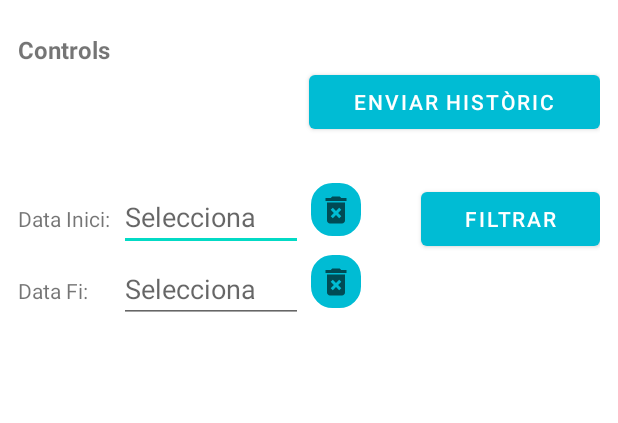
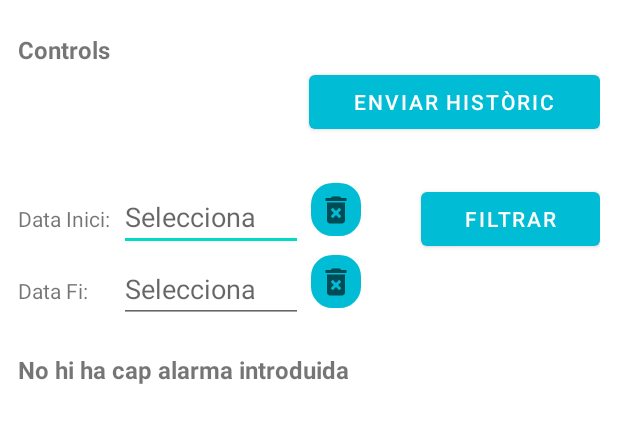
Before and after one commit to ismagene/Control_Diabetic, an Android app: the layout activity_historic_controls.xml on its own in the app's theme, with its tools: preview values and no code run, on a phone screen of 412 x 824 dp. Shown: the top 423 px of the screen. Run offline under Robolectric (Android 15) with nearby library versions, the phone set to English and light mode, and no system bars.

Commit message:
Petites correccions.

```diff
--- a/app/src/main/java/com/ismasoft/controldiabetic/ui/activities/Registre2Activity.kt
+++ b/app/src/main/java/com/ismasoft/controldiabetic/ui/activities/Registre2Activity.kt
@@ -332,8 +332,8 @@ class Registre2Activity : AppCompatActivity(), RegistreRepositoryInterface {
         // ENVIAMENT DE MAIL
         val mEmail: String = usuari.correuElectronic.toString()
         val mSubject: String = "Confirmació de registre a l'aplicació Control diabètic"
-        val mMessage: String = "Benvolgut "+usuari.nom.toString()+" "+usuari.primerCognom.toString()+" "+usuari.segonCognom.toString()+" s'ha registrat correctament a l'aplicació. " +
-                               "\nJa pot fer loggin. " +
+        val mMessage: String = "Benvolgut "+usuari.nom.toString()+" "+usuari.primerCognom.toString()+" "+usuari.segonCognom.toString()+", s'ha registrat correctament a l'aplicació. " +
+                               "\nJa pot fer login. " +
                                "\n\n Moltes gràcies.\n L'equip de l'aplicació: Control diabètic."
 
         val javaMailAPI = JavaMailAPI(this, mEmail, mSubject, mMessage)
--- a/app/src/main/java/com/ismasoft/controldiabetic/ui/adapters/AlarmesListAdapter.kt
+++ b/app/src/main/java/com/ismasoft/controldiabetic/ui/adapters/AlarmesListAdapter.kt
@@ -14,11 +14,12 @@ import androidx.recyclerview.widget.RecyclerView
 import com.ismasoft.controldiabetic.R
 import com.ismasoft.controldiabetic.data.model.AlarmaAmbId
 import com.ismasoft.controldiabetic.ui.activities.ModificarAlarmaActivity
+import com.ismasoft.controldiabetic.ui.fragments.AlarmesFragment
 import com.ismasoft.controldiabetic.utilities.deleteAlarm
 import com.ismasoft.controldiabetic.viewModel.AlarmesViewModel
 import org.jetbrains.anko.alert
 
-class AlarmesListAdapter (var context: Context, val mData: ArrayList<AlarmaAmbId>) :
+class AlarmesListAdapter(var context: Context, val mData: ArrayList<AlarmaAmbId>) :
     RecyclerView.Adapter<RecyclerView.ViewHolder>() , AlarmesListAdapterInterface {
 
     private var mInflater: LayoutInflater = LayoutInflater.from(context)
--- a/app/src/main/res/layout/activity_historic_controls.xml
+++ b/app/src/main/res/layout/activity_historic_controls.xml
@@ -157,6 +157,15 @@
                     app:visible="@{viewModel.ambControls.booleanValue()}"
                     />
 
+                <TextView
+                    android:id="@+id/titolTextCapAlarma"
+                    android:layout_width="wrap_content"
+                    android:layout_height="wrap_content"
+                    android:text="@string/titolSenseAlarmes"
+                    android:layout_marginBottom="20dp"
+                    android:textSize="16dp"
+                    android:textStyle="bold"
+                    app:visible="@{!viewModel.ambControls.booleanValue()}"/>
 
             </LinearLayout>
 
--- a/app/src/main/res/layout/activity_modificar_visita.xml
+++ b/app/src/main/res/layout/activity_modificar_visita.xml
@@ -100,7 +100,6 @@
                         android:layout_marginStart="5dp"
                         android:layout_weight="6"
                         android:ems="10"
-                        android:gravity="start|top"
                         android:hint="@string/motiuPerDefecte"
                         android:inputType="textMultiLine" />
 
--- a/app/src/main/res/values/strings.xml
+++ b/app/src/main/res/values/strings.xml
@@ -158,7 +158,7 @@
     <string name="titolAfegirVisita">Introduir nova Visita</string>
     <string name="motiuVisita">Motiu: </string>
     <string name="motiuPerDefecte">El motiu per defecte es: \"Control\" </string>
-    <string name="titolSenseVisites">No hi ha cap visita introduida</string>
+    <string name="titolSenseVisites">No hi ha cap visita realitzada</string>
     <string name="titolModificarVisita">Modificar Visita</string>
 
     <!-- TODO: Remove or change this placeholder text -->
```
Also changed, not shown: app/src/main/java/com/ismasoft/controldiabetic/ui/activities/HistoricControlsActivity.kt (+17 -6 lines), app/src/main/java/com/ismasoft/controldiabetic/ui/fragments/AlarmesFragment.kt (+10 -0 lines), app/src/main/java/com/ismasoft/controldiabetic/viewModel/ControlsViewModel.kt (+4 -4 lines).
